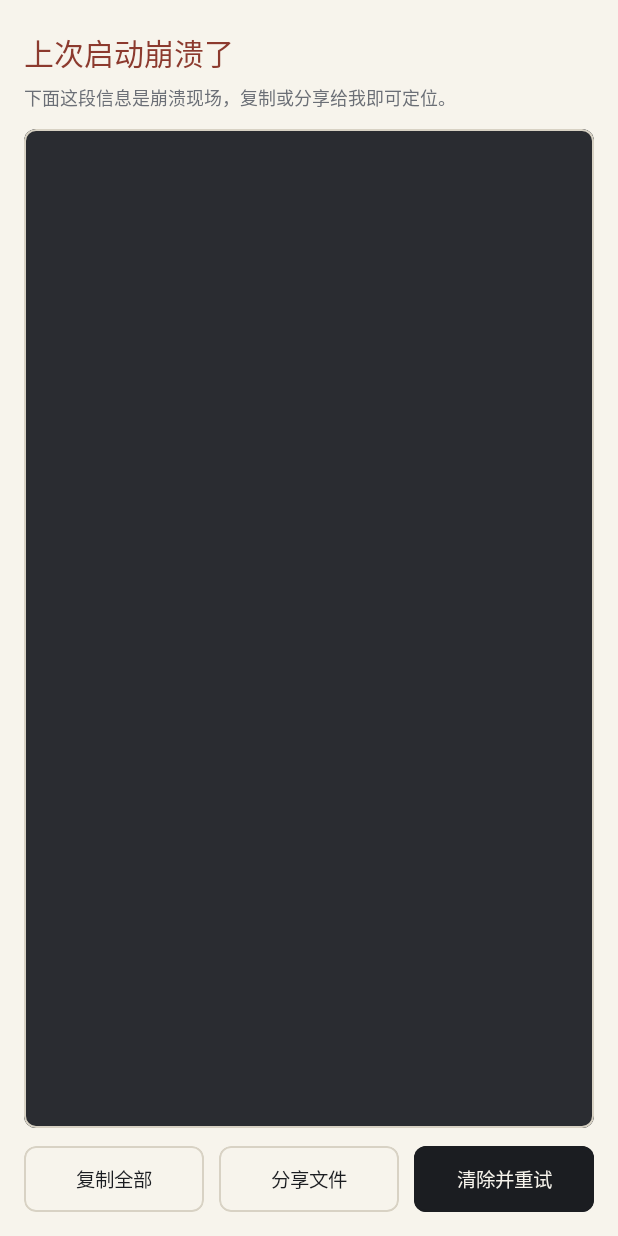
After one commit to 2026heshao/tixi-android, an Android app built with Jetpack Compose: the composable CrashScreen called with empty values, on a phone screen of 412 x 824 dp. The commit adds this screen. Run offline under Robolectric (Android 15) with nearby library versions, the phone set to English and light mode, and no system bars; Roboto replaces fonts that are not available here.

Commit message:
修复真机启动闪退：Room 首次建库抛 Unexpected type converter
根因：实体富内容列在库里都是 TEXT，JSON 编解码由 Mappers 负责，
Room 生成的 getRequiredConverters() 全为空；但 create() 仍把 Converters
实例传给 addTypeConverter()，RoomDatabase.init() 判定「无 DAO 使用」
直接抛 IllegalArgumentException。首次查库（首屏 OnboardingViewModel）
即崩，表现为白屏后闪退。

- TixiDatabase.create(context) 去掉 addTypeConverter 与 @TypeConverters
- DataModule.provideDatabase 去掉 converters 参数
- Converters 降级为纯 JSON 工具，注释写明为何不能再交给 Room
- 新增 DatabaseOpenTest：文件型库真实建库 + 种子 SQL + 写读 + 统计查询
- 新增 AppStartupTest（Robolectric 冷启动冒烟，CI 默认跳过）
- 新增启动崩溃取证（CrashRecorder/CrashScreen，仅调试包呈现）
- 版本 0.1.0 -> 0.1.1 (versionCode 2)

```diff
--- a/app/src/main/java/com/tixi/app/di/DataModule.kt
+++ b/app/src/main/java/com/tixi/app/di/DataModule.kt
@@ -4,7 +4,6 @@ import android.content.Context
 import androidx.datastore.core.DataStore
 import androidx.datastore.preferences.core.Preferences
 import androidx.datastore.preferences.preferencesDataStore
-import com.tixi.app.data.local.Converters
 import com.tixi.app.data.local.TixiDatabase
 import com.tixi.app.data.local.dao.CategoryDao
 import com.tixi.app.data.local.dao.ImportDao
@@ -78,8 +77,7 @@ abstract class DataModule {
         @Singleton
         fun provideDatabase(
             @ApplicationContext context: Context,
-            converters: Converters,
-        ): TixiDatabase = TixiDatabase.create(context, converters)
+        ): TixiDatabase = TixiDatabase.create(context)
 
         @Provides
         fun provideCategoryDao(db: TixiDatabase): CategoryDao = db.categoryDao()
--- /dev/null
+++ b/app/src/main/java/com/tixi/app/diagnostics/CrashScreen.kt
@@ -0,0 +1,168 @@
+package com.tixi.app.diagnostics
+
+import android.content.ClipData
+import android.content.ClipboardManager
+import android.content.Context
+import android.content.Intent
+import android.widget.Toast
+import androidx.compose.foundation.background
+import androidx.compose.foundation.border
+import androidx.compose.foundation.clickable
+import androidx.compose.foundation.layout.Arrangement
+import androidx.compose.foundation.layout.Box
+import androidx.compose.foundation.layout.Column
+import androidx.compose.foundation.layout.Row
+import androidx.compose.foundation.layout.fillMaxSize
+import androidx.compose.foundation.layout.fillMaxWidth
+import androidx.compose.foundation.layout.height
+import androidx.compose.foundation.layout.padding
+import androidx.compose.foundation.layout.statusBarsPadding
+import androidx.compose.foundation.layout.navigationBarsPadding
+import androidx.compose.foundation.rememberScrollState
+import androidx.compose.foundation.shape.RoundedCornerShape
+import androidx.compose.foundation.verticalScroll
+import androidx.compose.material3.Text
+import androidx.compose.runtime.Composable
+import androidx.compose.ui.Alignment
+import androidx.compose.ui.Modifier
+import androidx.compose.ui.draw.clip
+import androidx.compose.ui.graphics.Color
+import androidx.compose.ui.platform.LocalContext
+import androidx.compose.ui.text.font.FontFamily
+import androidx.compose.ui.text.font.FontWeight
+import androidx.compose.ui.unit.dp
+import androidx.compose.ui.unit.sp
+import androidx.core.content.FileProvider
+import java.io.File
+
+/**
+ * 崩溃取证页。
+ *
+ * 刻意不使用 [com.tixi.app.ui.theme.TixiTheme] 与自定义字体：即便崩溃原因是字体或主题，
+ * 本页也必须能正常渲染，否则用户拿不到任何信息。
+ */
+private val Ink = Color(0xFF1B1D21)
+private val Paper = Color(0xFFF7F4EC)
+private val Muted = Color(0xFF6B6F76)
+private val Accent = Color(0xFF8C3A2E)
+private val Rule = Color(0xFFD8D2C4)
+private val CodeBg = Color(0xFF2A2C31)
+
+@Composable
+fun CrashScreen(
+    report: String,
+    onClearAndRetry: () -> Unit,
+) {
+    val context = LocalContext.current
+
+    Column(
+        Modifier
+            .fillMaxSize()
+            .background(Paper)
+            .statusBarsPadding()
+            .navigationBarsPadding()
+            .padding(horizontal = 16.dp),
+    ) {
+        Text(
+            "上次启动崩溃了",
+            modifier = Modifier.padding(top = 20.dp),
+            color = Accent,
+            fontSize = 20.sp,
+            fontWeight = FontWeight.Medium,
+        )
+        Text(
+            "下面这段信息是崩溃现场，复制或分享给我即可定位。",
+            modifier = Modifier.padding(top = 6.dp),
+            color = Muted,
+            fontSize = 12.sp,
+            lineHeight = 18.sp,
+        )
+
+        Box(
+            Modifier
+                .padding(top = 12.dp)
+                .fillMaxWidth()
+                .weight(1f)
+                .clip(RoundedCornerShape(8.dp))
+                .background(CodeBg)
+                .border(1.dp, Rule, RoundedCornerShape(8.dp)),
+        ) {
+            Text(
+                text = report,
+                modifier = Modifier
+                    .fillMaxSize()
+                    .verticalScroll(rememberScrollState())
+                    .padding(12.dp),
+                color = Color(0xFFE8E4D8),
+                fontFamily = FontFamily.Monospace,
+                fontSize = 10.sp,
+                lineHeight = 15.sp,
+            )
+        }
+
+        Row(
+            Modifier
+                .fillMaxWidth()
+                .padding(top = 12.dp, bottom = 16.dp),
+            horizontalArrangement = Arrangement.spacedBy(10.dp),
+        ) {
+            CrashAction("复制全部", Modifier.weight(1f)) {
+                val cm = context.getSystemService(Context.CLIPBOARD_SERVICE) as ClipboardManager
+                cm.setPrimaryClip(ClipData.newPlainText("题隙崩溃日志", report))
+                Toast.makeText(context, "已复制", Toast.LENGTH_SHORT).show()
+            }
+            CrashAction("分享文件", Modifier.weight(1f)) {
+                shareReport(context, report)
+            }
+            CrashAction("清除并重试", Modifier.weight(1f), filled = true) {
+                CrashRecorder.clear(context)
+                onClearAndRetry()
+            }
+        }
+    }
+}
+
+@Composable
+private fun CrashAction(
+    text: String,
+    modifier: Modifier = Modifier,
+    filled: Boolean = false,
+    onClick: () -> Unit,
+) {
+    Box(
+        modifier
+            .height(44.dp)
+            .clip(RoundedCornerShape(8.dp))
+            .background(if (filled) Ink else Color.Transparent)
+            .border(1.dp, if (filled) Ink else Rule, RoundedCornerShape(8.dp))
+            .clickable(onClick = onClick),
+        contentAlignment = Alignment.Center,
+    ) {
+        Text(
+            text,
+            color = if (filled) Paper else Ink,
+            fontSize = 13.sp,
+        )
+    }
+}
+
+private fun shareReport(context: Context, report: String) {
+    runCatching {
+        val file = File(File(context.filesDir, "diagnostics"), "crash-report.txt")
+        file.parentFile?.mkdirs()
+        file.writeText(report)
+        val uri = FileProvider.getUriForFile(context, "${context.packageName}.fileprovider", file)
+        val intent = Intent(Intent.ACTION_SEND).apply {
+            type = "text/plain"
+            putExtra(Intent.EXTRA_STREAM, uri)
+            putExtra(Intent.EXTRA_SUBJECT, "题隙 · 崩溃日志")
+            putExtra(Intent.EXTRA_TEXT, report.take(2000))
+            addFlags(Intent.FLAG_GRANT_READ_URI_PERMISSION)
+        }
+        context.startActivity(Intent.createChooser(intent, "分享崩溃日志").apply {
+            addFlags(Intent.FLAG_ACTIVITY_NEW_TASK)
+        })
+    }.onFailure {
+        Toast.makeText(context, "分享失败：${it.message}", Toast.LENGTH_LONG).show()
+    }
+}
--- a/app/src/main/res/xml/file_paths.xml
+++ b/app/src/main/res/xml/file_paths.xml
@@ -2,5 +2,5 @@
 <paths>
     <cache-path name="camera" path="camera/" />
     <files-path name="imports" path="imports/" />
-    <no-backup-path name="secure" path="." />
+    <files-path name="diagnostics" path="diagnostics/" />
 </paths>
```
Also changed, not shown: app/build.gradle.kts (+23 -2 lines), app/src/main/java/com/tixi/app/MainActivity.kt (+18 -3 lines), app/src/main/java/com/tixi/app/TixiApp.kt (+10 -1 lines), app/src/main/java/com/tixi/app/data/local/Converters.kt (+9 -4 lines), app/src/main/java/com/tixi/app/data/local/TixiDatabase.kt (+8 -6 lines), app/src/main/java/com/tixi/app/diagnostics/CrashRecorder.kt (added, +114 -0 lines), app/src/main/java/com/tixi/app/ui/navigation/TixiNavHost.kt (+21 -1 lines), 2 other files.
